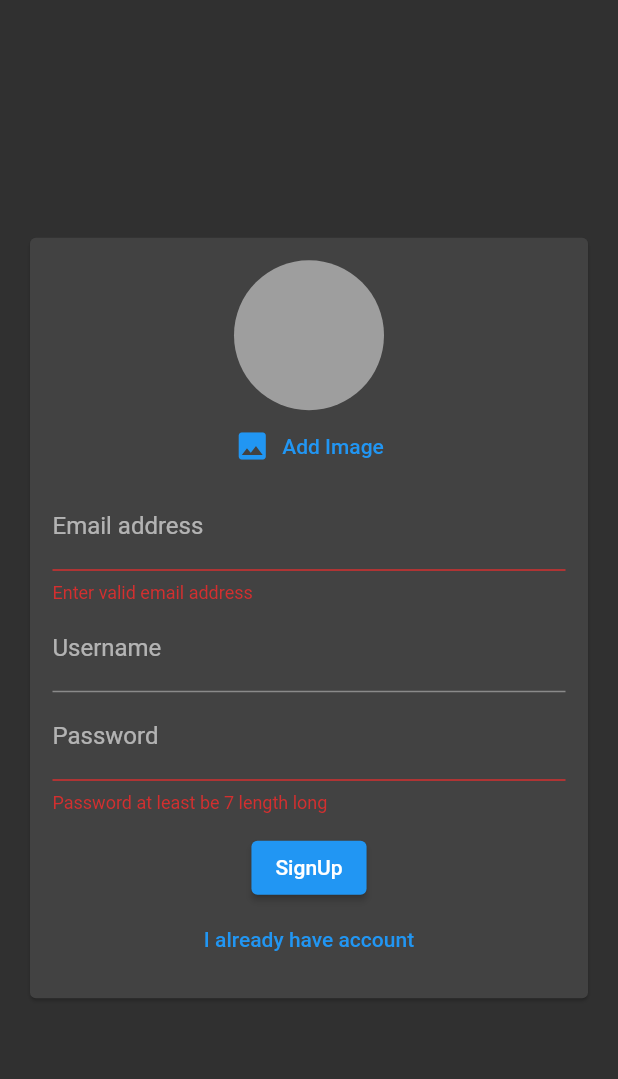
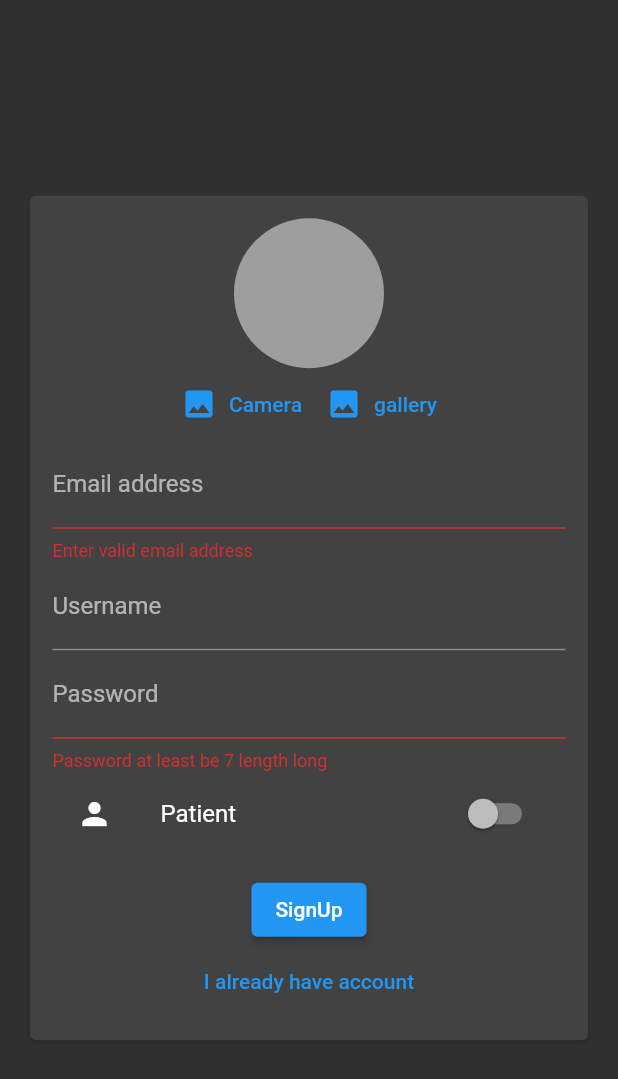
Before and after one commit to 7abhisheknn/health_assistant_app, a Flutter app: the screen it shows after launch, after a tap on "Login", after a tap on "Create New Account", on a phone screen of 412 x 824 dp. Shown: the top 1079 px of the screen. Run offline on Flutter 3.47's test engine with Material 2 defaults, Android fonts, the phone set to English and light mode, and no system bars; our stand-ins replace cloud_firestore, firebase_auth, firebase_core, firebase_storage, image_picker; accounts and stored records are empty.

Commit message:
basic patient and doctor login

```diff
--- a/lib/pages/auth_page.dart
+++ b/lib/pages/auth_page.dart
@@ -21,6 +21,7 @@ class _AuthPageState extends State<AuthPage> {
     String username,
     File image,
     bool isLogin,
+    bool isDoctor,
   ) async {
     UserCredential? authResult;
     try {
@@ -40,8 +41,9 @@ class _AuthPageState extends State<AuthPage> {
             .child(authResult.user!.uid + '.jpg');
         await ref.putFile(image).whenComplete(() => null);
         final url = await ref.getDownloadURL();
+        String uploadPlace = isDoctor ? 'doctor' : 'patient';
         await FirebaseFirestore.instance
-            .collection('users')
+            .collection(uploadPlace)
             .doc(authResult.user!.uid)
             .set({
           'username': username,
--- a/lib/pickers/user_image_picker.dart
+++ b/lib/pickers/user_image_picker.dart
@@ -14,20 +14,20 @@ class UserImagePicker extends StatefulWidget {
 
 class _UserImagePickerState extends State<UserImagePicker> {
   File? _storedImage;
-  Future<void> _pickImage() async {
+  Future<void> _pickImage(ImageSource imageSource) async {
     final picker = ImagePicker();
 
     final XFile? imageFile = await picker.pickImage(
-      source: ImageSource.gallery,
+      source: imageSource,
       imageQuality: 50,
       maxWidth: 150,
     );
-    // ignore: unrelated_type_equality_checks
-    if (imageFile == Null) return;
-    setState(() {
-      _storedImage = File(imageFile!.path);
-    });
-    widget.imagePickFn(_storedImage!);
+    if (imageFile != null) {
+      setState(() {
+        _storedImage = File(imageFile.path);
+      });
+      widget.imagePickFn(_storedImage!);
+    }
   }
 
   @override
@@ -40,10 +40,24 @@ class _UserImagePickerState extends State<UserImagePicker> {
           backgroundImage:
               _storedImage != null ? FileImage(_storedImage!) : null,
         ),
-        TextButton.icon(
-          onPressed: _pickImage,
-          icon: const Icon(Icons.image),
-          label: const Text('Add Image'),
+        Row(
+          mainAxisAlignment: MainAxisAlignment.center,
+          children: [
+            TextButton.icon(
+              onPressed: () {
+                _pickImage(ImageSource.camera);
+              },
+              icon: const Icon(Icons.image),
+              label: const Text('Camera'),
+            ),
+            TextButton.icon(
+              onPressed: () {
+                _pickImage(ImageSource.gallery);
+              },
+              icon: const Icon(Icons.image),
+              label: const Text('gallery'),
+            ),
+          ],
         ),
       ],
     );
--- a/lib/widgets/auth/auth_form.dart
+++ b/lib/widgets/auth/auth_form.dart
@@ -4,6 +4,7 @@ import 'package:flutter/material.dart';
 import 'package:health_assistant_app/pickers/user_image_picker.dart';
 
 class AuthForm extends StatefulWidget {
+  // ignore: prefer_typing_uninitialized_variables
   final isLoading;
   final void Function(
     String email,
@@ -11,6 +12,7 @@ class AuthForm extends StatefulWidget {
     String username,
     File image,
     bool isLogin,
+    bool isDoctor,
   ) submitFn;
 
   // AuthForm(this.submitFn, this.isLoading, {Key? key}) : super(key: key);
@@ -23,6 +25,7 @@ class AuthForm extends StatefulWidget {
 
 class _AuthFormState extends State<AuthForm> {
   bool _isLogin = true;
+  bool _isDoctor = false;
   final _formKey = GlobalKey<FormState>();
   String _userEmail = '';
   String _userName = '';
@@ -54,6 +57,7 @@ class _AuthFormState extends State<AuthForm> {
       _userName.trim(),
       _userImageFile!,
       _isLogin,
+      _isDoctor,
     );
   }
 
@@ -117,6 +121,22 @@ class _AuthFormState extends State<AuthForm> {
                     obscureText: true,
                     decoration: const InputDecoration(labelText: 'Password'),
                   ),
+                  if (!_isLogin)
+                    SwitchListTile(
+                      title: _isDoctor
+                          ? const Text('Doctor')
+                          : const Text('Patient'),
+                      value: _isDoctor,
+                      onChanged: (bool value) {
+                        setState(() {
+                          _isDoctor = value;
+                        });
+                        print(_isDoctor);
+                      },
+                      secondary: _isDoctor
+                          ? const Icon(Icons.medication_outlined)
+                          : const Icon(Icons.person),
+                    ),
                   const SizedBox(height: 12),
                   widget.isLoading
                       ? const CircularProgressIndicator()
```
Also changed, not shown: lib/pages/home_page.dart (+15 -2 lines).
